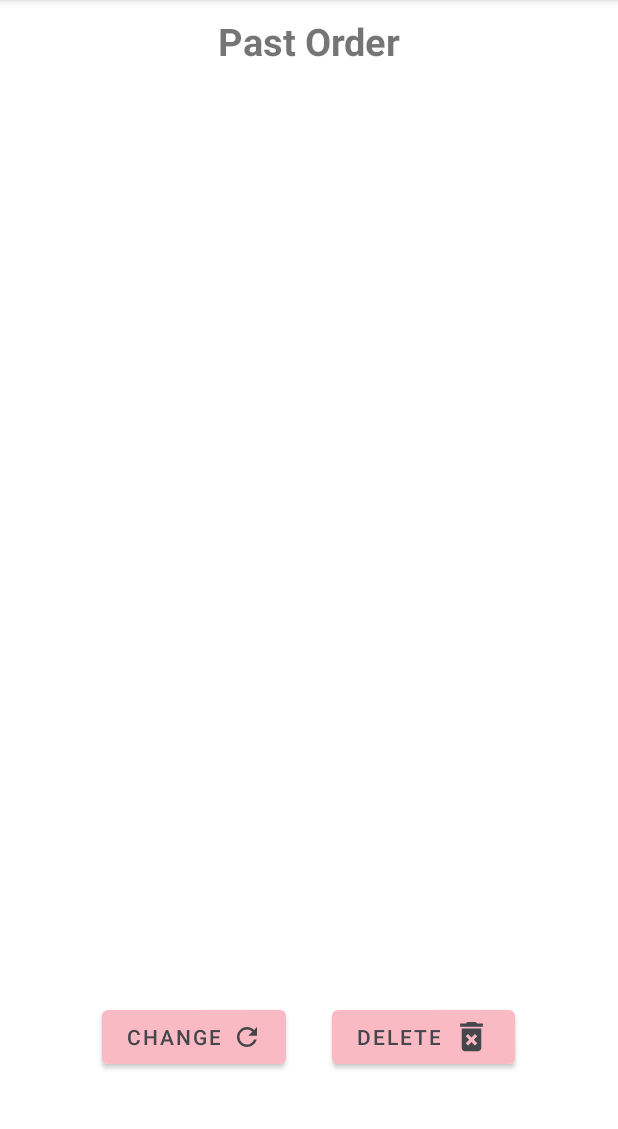
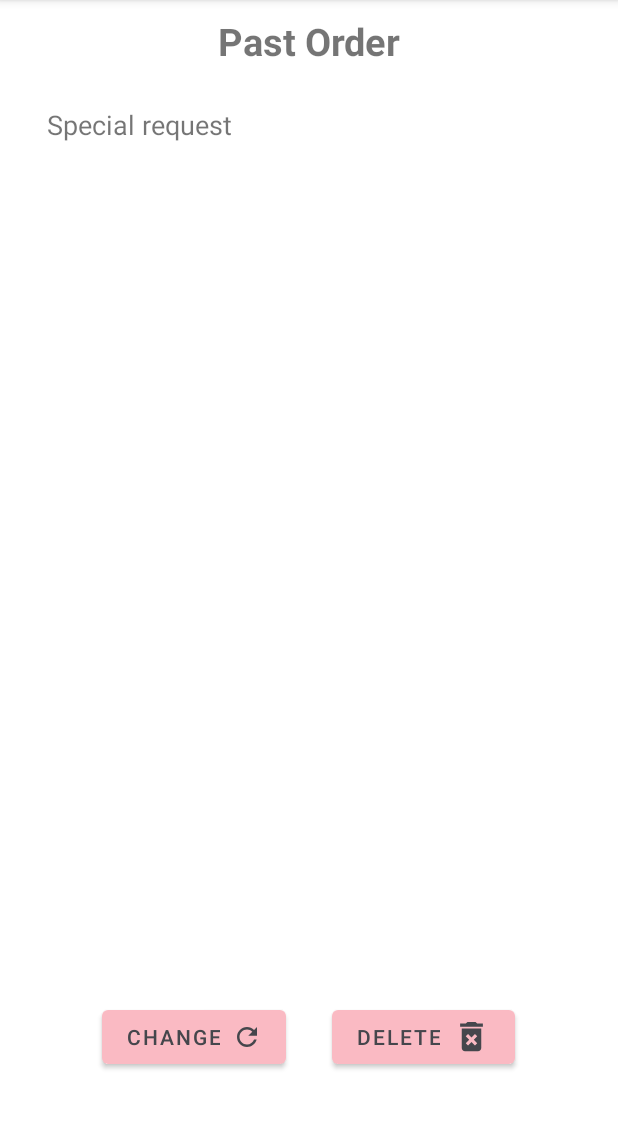
Before and after one commit to YuenShanTsang/PizzaOrderingApp, an Android app: the PastOrder screen opened directly, with no data from a screen before it, on a phone screen of 412 x 824 dp, the part 84-1213 px from its top. Run offline under Robolectric (Android 15) with nearby library versions, the phone set to English and light mode, and no system bars.

```diff
--- a/app/src/main/java/com/example/pizzaorderingapp/PastOrder.kt
+++ b/app/src/main/java/com/example/pizzaorderingapp/PastOrder.kt
@@ -27,11 +27,10 @@ class PastOrder : AppCompatActivity() {
         setContentView(binding.root)
         binding.selectedToppingsRecyclerView.layoutManager = LinearLayoutManager(this)
 
-
         // Set the selected toppings in the RecyclerView
-        val file = File(this.filesDir, "selected_toppings.txt")
-        if (file.exists()) {
-            val selectedToppings = file.readText().split(",")
+        val toppingFile = File(this.filesDir, "selected_toppings.txt")
+        if (toppingFile.exists()) {
+            val selectedToppings = toppingFile.readText().split(",")
 
             // Create a new adapter for the RecyclerView
             val recyclerViewAdapter = MyRecyclerViewAdapter(selectedToppings)
@@ -39,10 +38,15 @@ class PastOrder : AppCompatActivity() {
             // Set the adapter for the RecyclerView
             binding.selectedToppingsRecyclerView.adapter = recyclerViewAdapter
         } else {
-            file.createNewFile()
+            toppingFile.createNewFile()
             binding.selectedToppingsRecyclerView.adapter = null
         }
 
+        // Display inputted text
+        val inputText = intent.getStringExtra("inputText")
+        if (inputText != null) {
+            binding.requestedTextView.text = inputText
+        }
 
         // Set click listeners for the buttons
         binding.changeButton.setOnClickListener {
@@ -57,31 +61,34 @@ class PastOrder : AppCompatActivity() {
         }
 
         binding.deleteButton.setOnClickListener {
-            // Handle delete button click
+            // (Handle delete here)
         }
     }
-
 }
 
+// Data class for holding the selected toppings for an order
+data class Order(val toppings: List<Topping>)
 
-class Order(val toppings: List<Topping>)
-
+// Helper object for processing orders
 object OrderProcessor {
     private const val FILENAME = "orders.txt"
 
     private fun saveOrders(context: Context, orders: List<Order>) {
+        // Save orders as JSON strings in a text file
         val file = File(getOrdersFilepath(context))
         val ordersJson = orders.map { Gson().toJson(it) }
         file.writeText(ordersJson.joinToString("\n"))
     }
 
     fun processOrder(context: Context, order: Order) {
+        // Load orders, add the new order, and save the updated orders
         val orders = loadOrders(context)
         orders.add(order)
         saveOrders(context, orders)
     }
 
     private fun loadOrders(context: Context): MutableList<Order> {
+        // Load orders from the text file and parse as JSON strings
         val file = File(getOrdersFilepath(context))
         if (!file.exists()) {
             file.createNewFile()
@@ -96,28 +103,33 @@ object OrderProcessor {
     }
 
     private fun getOrdersFilepath(context: Context): String {
+        // Return the absolute path for the orders text file
         return File(context.filesDir, FILENAME).absolutePath
     }
-
 }
 
+// RecyclerView adapter for displaying the selected toppings in a past order
 class MyRecyclerViewAdapter(private val items: List<String>) :
     RecyclerView.Adapter<MyRecyclerViewAdapter.ViewHolder>() {
 
+    // Create a new ViewHolder by inflating the past_order layout
     override fun onCreateViewHolder(parent: ViewGroup, viewType: Int): ViewHolder {
         val view = LayoutInflater.from(parent.context)
             .inflate(R.layout.past_order, parent, false)
         return ViewHolder(view)
     }
 
+    // Bind data to the views in the ViewHolder for the given position
     override fun onBindViewHolder(holder: ViewHolder, position: Int) {
         holder.textView.text = items[position]
     }
 
+    // Return the number of items in the data set
     override fun getItemCount(): Int {
         return items.size
     }
 
+    // Define the ViewHolder, which holds references to views in the past_order layout
     inner class ViewHolder(view: View) : RecyclerView.ViewHolder(view) {
         val textView: TextView = view.findViewById(R.id.past_order_item_checkbox)
     }
--- a/app/src/main/res/layout/activity_main.xml
+++ b/app/src/main/res/layout/activity_main.xml
@@ -45,7 +45,7 @@
         android:layout_weight="3"
         android:orientation="vertical">
 
-        <!--Select-->
+        <!--Select Title-->
         <TextView
             android:id="@+id/selectTopping_text_view"
             android:layout_width="fill_parent"
@@ -63,8 +63,8 @@
             android:layout_width="match_parent"
             android:layout_height="wrap_content"
             android:layout_gravity="fill"
+            android:layout_marginStart="15dp"
             android:layout_marginTop="5dp"
-            android:layout_marginStart="15dp"
             android:layout_marginEnd="15dp" />
 
     </LinearLayout>
--- a/app/src/main/res/layout/activity_past_order.xml
+++ b/app/src/main/res/layout/activity_past_order.xml
@@ -20,8 +20,8 @@
             android:layout_width="match_parent"
             android:layout_height="wrap_content"
             android:layout_marginStart="15dp"
+            android:layout_marginTop="10dp"
             android:layout_marginEnd="15dp"
-            android:layout_marginTop="10dp"
             android:layout_marginBottom="10dp"
             android:gravity="center"
             android:text="@string/pastOrder_text"
@@ -36,6 +36,18 @@
             android:layout_gravity="fill"
             android:layout_marginStart="15dp"
             android:layout_marginEnd="15dp" />
+
+        <!--Requested text-->
+        <TextView
+            android:id="@+id/requested_text_view"
+            android:layout_width="fill_parent"
+            android:layout_height="wrap_content"
+            android:layout_marginStart="15dp"
+            android:layout_marginEnd="15dp"
+            android:gravity="start"
+            android:padding="16dp"
+            android:text="@string/requested_text"
+            android:textSize="18sp" />
 
     </LinearLayout>
 
@@ -71,7 +83,6 @@
             android:textColor="@color/material_dynamic_neutral30"
             tools:ignore="ButtonStyle" />
 
-
     </LinearLayout>
 
 </LinearLayout>
--- a/app/src/main/res/layout/past_order.xml
+++ b/app/src/main/res/layout/past_order.xml
@@ -5,6 +5,7 @@
     android:gravity="center_vertical"
     android:minHeight="48dp">
 
+    <!--Past Order Display-->
     <CheckedTextView xmlns:android="http://schemas.android.com/apk/res/android"
         android:id="@+id/past_order_item_checkbox"
         android:layout_width="match_parent"
@@ -12,6 +13,6 @@
         android:checkMark="?android:attr/listChoiceIndicatorSingle"
         android:gravity="center_vertical"
         android:padding="16dp"
-    android:textSize="16sp" />
+        android:textSize="18sp" />
 
 </FrameLayout>
--- a/app/src/main/res/values/strings.xml
+++ b/app/src/main/res/values/strings.xml
@@ -3,13 +3,15 @@
     <string name="app_name">Pizza Ordering App</string>
     <string name="pizzaOrder_text">Any topping on your pizza?</string>
     <string name="pizza_image">Pizza</string>
-    <string name="selectTopping_text">Select toppings (scroll down)</string>
+    <string name="selectTopping_text">Select toppings:</string>
     <string name="topping_spinner">Topping</string>
     <string name="request_text">Special request?</string>
     <string name="input_editText">Enter your request</string>
     <string name="submit_button">Submit</string>
-    <!--Activity Order-->
+
+    <!--Activity Past Order-->
     <string name="pastOrder_text">Past Order</string>
+    <string name="requested_text">Special request</string>
     <string name="change_button">Change</string>
     <string name="delete_button">Delete</string>
 </resources>
```
Also changed, not shown: app/src/main/java/com/example/pizzaorderingapp/MainActivity.kt (+30 -20 lines), app/src/main/res/layout/topping_item.xml (+5 -4 lines). Lines whose indentation alone changed are shown as unchanged.
